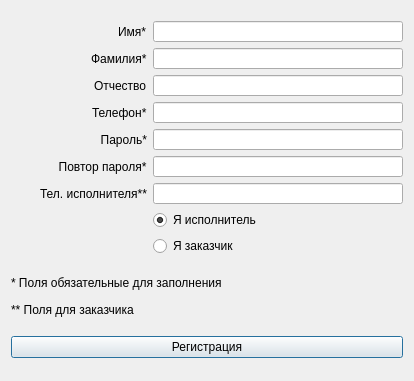
Qt form form/RegistrationWindow.ui (glimb-developers-team/Glimb) before a commit.
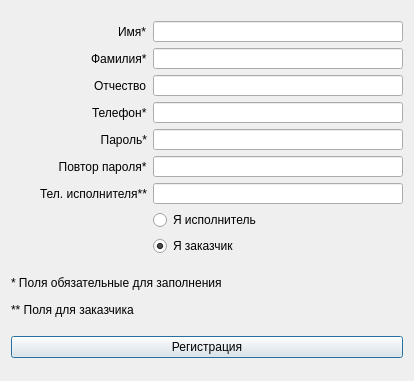
The same form after that commit.

Commit message: Modify in registration window

What changed in the file:
```diff
--- a/form/RegistrationWindow.ui
+++ b/form/RegistrationWindow.ui
@@ -90,7 +90,7 @@
         <string>Я исполнитель</string>
        </property>
        <property name="checked">
-        <bool>true</bool>
+        <bool>false</bool>
        </property>
       </widget>
      </item>
@@ -237,6 +237,9 @@
        <property name="text">
         <string>Я заказчик</string>
        </property>
+       <property name="checked">
+        <bool>true</bool>
+       </property>
       </widget>
      </item>
     </layout>
```
The commit also changes 2 other files.
